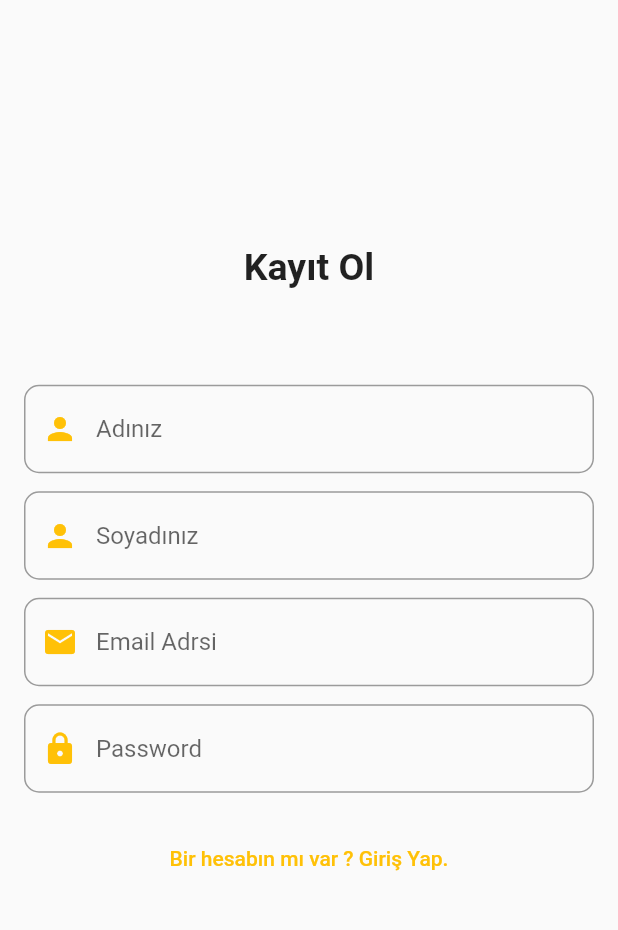
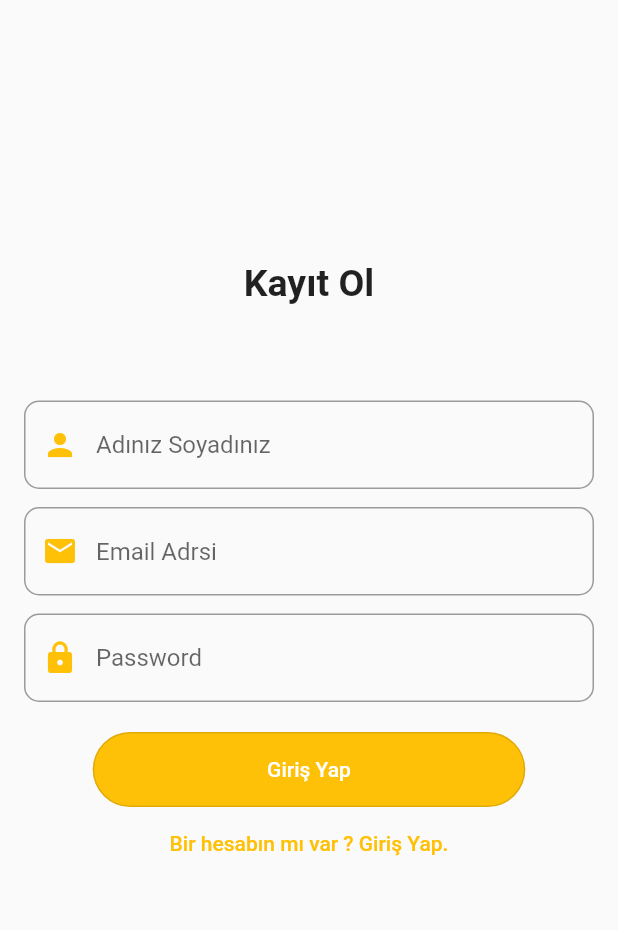
Before and after one commit to AhmetMERDEN/calorie_calculator, a Flutter app: the screen it shows after launch, after a tap on an icon or button, on a phone screen of 412 x 824 dp, the part 84-1014 px from its top. Run offline on Flutter 3.47's test engine with Material 2 defaults, Android fonts, the phone set to English and light mode, and no system bars.

Commit message:
login_and_signup_update

```diff
--- a/lib/view/login_view.dart
+++ b/lib/view/login_view.dart
@@ -15,19 +15,14 @@ class _LoginPageState extends State<LoginPage> {
   Widget build(BuildContext context) {
     return Scaffold(
       appBar: AppBar(
-          elevation: 0,
-          backgroundColor: Colors.white,
-          title: Column(
-            children: [
-              Text(
-                "FIT CALORİE",
-                style: TextStyle(
-                    fontWeight: FontWeight.w800,
-                    fontSize: 25,
-                    color: Colors.amber),
-              ),
-            ],
-          )),
+        elevation: 0,
+        backgroundColor: Colors.white,
+        title: Text(
+          "FIT CALORİE",
+          style: TextStyle(
+              fontWeight: FontWeight.w800, fontSize: 25, color: Colors.amber),
+        ),
+      ),
       body: Column(
         mainAxisAlignment: MainAxisAlignment.center,
         children: [
@@ -53,7 +48,7 @@ class _LoginPageState extends State<LoginPage> {
                   children: [
                     TextFormField(
                       decoration: InputDecoration(
-                          hintText: "Email Adrsi",
+                          hintText: "Email Adresi",
                           border: const OutlineInputBorder(
                               borderRadius: BorderRadius.all(
                             Radius.circular(10),
@@ -80,7 +75,21 @@ class _LoginPageState extends State<LoginPage> {
                           )),
                     ),
                     SizedBox(
-                      height: 20,
+                      height: 40,
+                    ),
+                    SizedBox(
+                      height: 50,
+                      width: MediaQuery.of(context).size.width * 0.7,
+                      child: OutlinedButton(
+                        style: OutlinedButton.styleFrom(
+                            backgroundColor: Colors.amber,
+                            shape: const StadiumBorder()),
+                        onPressed: () {},
+                        child: const Text(
+                          "Giriş Yap",
+                          style: TextStyle(color: Colors.white),
+                        ),
+                      ),
                     ),
                     TextButton(
                       onPressed: () {
--- a/lib/view/register_view.dart
+++ b/lib/view/register_view.dart
@@ -49,23 +49,7 @@ class _RegisterState extends State<Register> {
                       TextFormField(
                         obscuringCharacter: "*",
                         decoration: InputDecoration(
-                            hintText: "Adınız",
-                            border: const OutlineInputBorder(
-                                borderRadius: BorderRadius.all(
-                              Radius.circular(10),
-                            )),
-                            prefixIcon: const Icon(
-                              Icons.person,
-                              color: Colors.amber,
-                            )),
-                      ),
-                      SizedBox(
-                        height: 12,
-                      ),
-                      TextFormField(
-                        obscuringCharacter: "*",
-                        decoration: InputDecoration(
-                            hintText: "Soyadınız",
+                            hintText: "Adınız Soyadınız",
                             border: const OutlineInputBorder(
                                 borderRadius: BorderRadius.all(
                               Radius.circular(10),
@@ -109,6 +93,20 @@ class _RegisterState extends State<Register> {
                       SizedBox(
                         height: 20,
                       ),
+                      SizedBox(
+                        height: 50,
+                        width: MediaQuery.of(context).size.width * 0.7,
+                        child: OutlinedButton(
+                          style: OutlinedButton.styleFrom(
+                              backgroundColor: Colors.amber,
+                              shape: const StadiumBorder()),
+                          onPressed: () {},
+                          child: const Text(
+                            "Giriş Yap",
+                            style: TextStyle(color: Colors.white),
+                          ),
+                        ),
+                      ),
                       TextButton(
                         onPressed: () {
                           Navigator.push(
```
